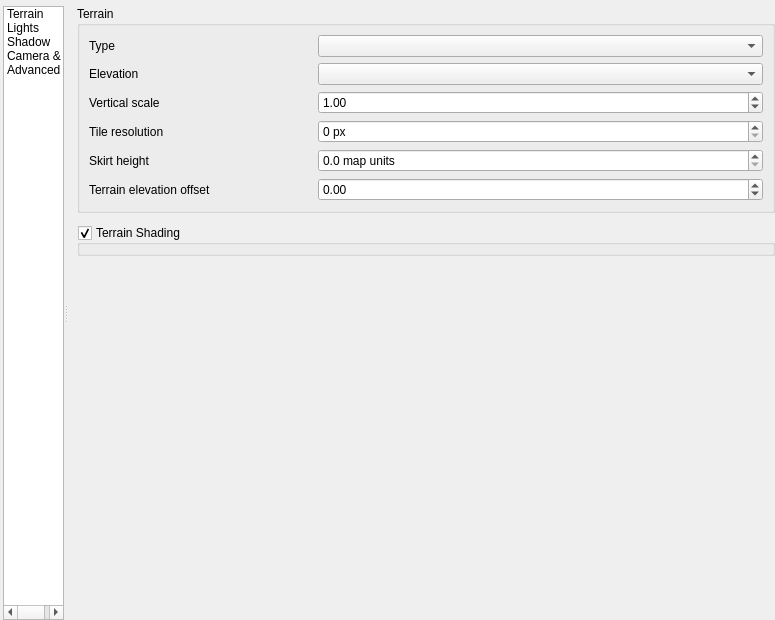
carsmie/QGIS, file src/ui/3d/map3dconfigwidget.ui: the form before one commit.
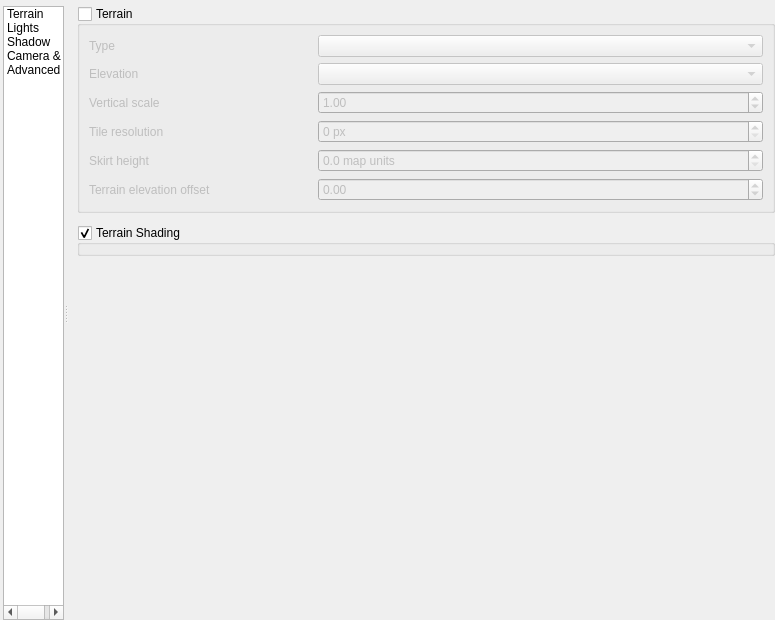
The form after the commit. Icons and pictures are not drawn. Custom widgets are drawn as their Qt base class.

What changed in the file:
```diff
--- a/src/ui/3d/map3dconfigwidget.ui
+++ b/src/ui/3d/map3dconfigwidget.ui
@@ -205,7 +205,7 @@
                <rect>
                 <x>0</x>
                 <y>0</y>
-                <width>710</width>
+                <width>709</width>
                 <height>604</height>
                </rect>
               </property>
@@ -227,6 +227,12 @@
                  <property name="title">
                   <string>Terrain</string>
                  </property>
+                 <property name="checkable">
+                  <bool>true</bool>
+                 </property>
+                 <property name="checked">
+                  <bool>false</bool>
+                 </property>
                  <layout class="QGridLayout" name="gridLayout1">
                   <item row="3" column="0">
                    <widget class="QLabel" name="labelTerrainResolution">
@@ -1040,16 +1046,16 @@
   </layout>
  </widget>
  <customwidgets>
-  <customwidget>
-   <class>QgsSpinBox</class>
-   <extends>QSpinBox</extends>
-   <header>qgsspinbox.h</header>
-  </customwidget>
   <customwidget>
    <class>QgsDoubleSpinBox</class>
    <extends>QDoubleSpinBox</extends>
    <header>qgsdoublespinbox.h</header>
   </customwidget>
+  <customwidget>
+   <class>QgsSpinBox</class>
+   <extends>QSpinBox</extends>
+   <header>qgsspinbox.h</header>
+  </customwidget>
   <customwidget>
    <class>QgsScrollArea</class>
    <extends>QScrollArea</extends>
```
Left out of the diff: 14 changed lines with no effect on the pictures.
